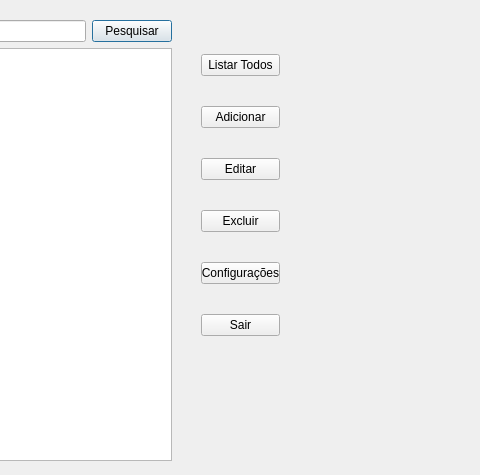
Before: the Qt Designer form TrabalhoFinalQT/mainwindow.ui in arianeam/prog.OOC-, drawn with Qt 5; both pictures show x 579 to 1059 and y 0 to 475 of the 1142 by 593 pixel window.
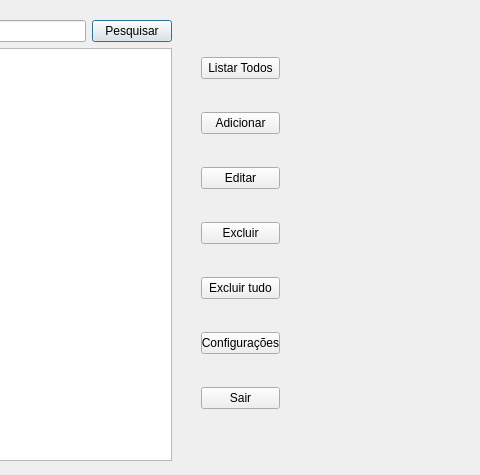
After: the same form once the commit is applied.

The edit to the form file:
```diff
--- a/TrabalhoFinalQT/mainwindow.ui
+++ b/TrabalhoFinalQT/mainwindow.ui
@@ -59,7 +59,7 @@
      <x>780</x>
      <y>30</y>
      <width>79</width>
-     <height>331</height>
+     <height>411</height>
     </rect>
    </property>
    <layout class="QVBoxLayout" name="verticalLayout_3">
@@ -91,6 +91,13 @@
       </property>
      </widget>
     </item>
+    <item>
+     <widget class="QPushButton" name="excluirTudoBtn">
+      <property name="text">
+       <string>Excluir tudo</string>
+      </property>
+     </widget>
+    </item>
     <item>
      <widget class="QPushButton" name="configBtn">
       <property name="text">
```
